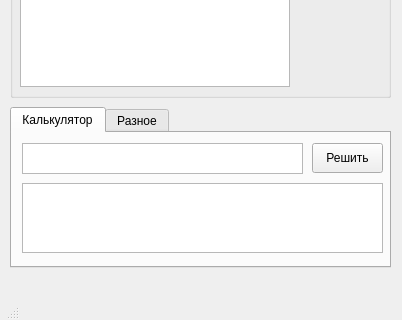
Mainekun/CourseWork, file mainwindow.ui: the form before one commit; both pictures show x 0 to 402 and y 203 to 523 of the 402 by 523 pixel window.
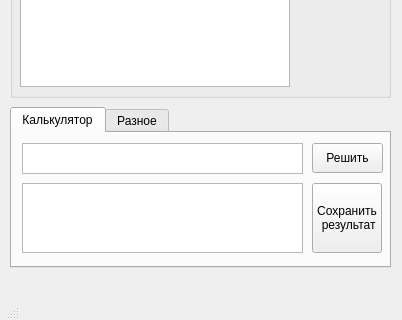
The form after the commit. Icons and pictures are not drawn.

Patch:
```diff
--- a/mainwindow.ui
+++ b/mainwindow.ui
@@ -234,11 +234,25 @@
        <rect>
         <x>10</x>
         <y>50</y>
-        <width>361</width>
+        <width>281</width>
         <height>70</height>
        </rect>
       </property>
      </widget>
+     <widget class="QPushButton" name="SaveResultBtn">
+      <property name="geometry">
+       <rect>
+        <x>300</x>
+        <y>50</y>
+        <width>70</width>
+        <height>70</height>
+       </rect>
+      </property>
+      <property name="text">
+       <string>Сохранить
+ результат</string>
+      </property>
+     </widget>
     </widget>
     <widget class="QWidget" name="UtilityTab">
      <attribute name="title">
```
